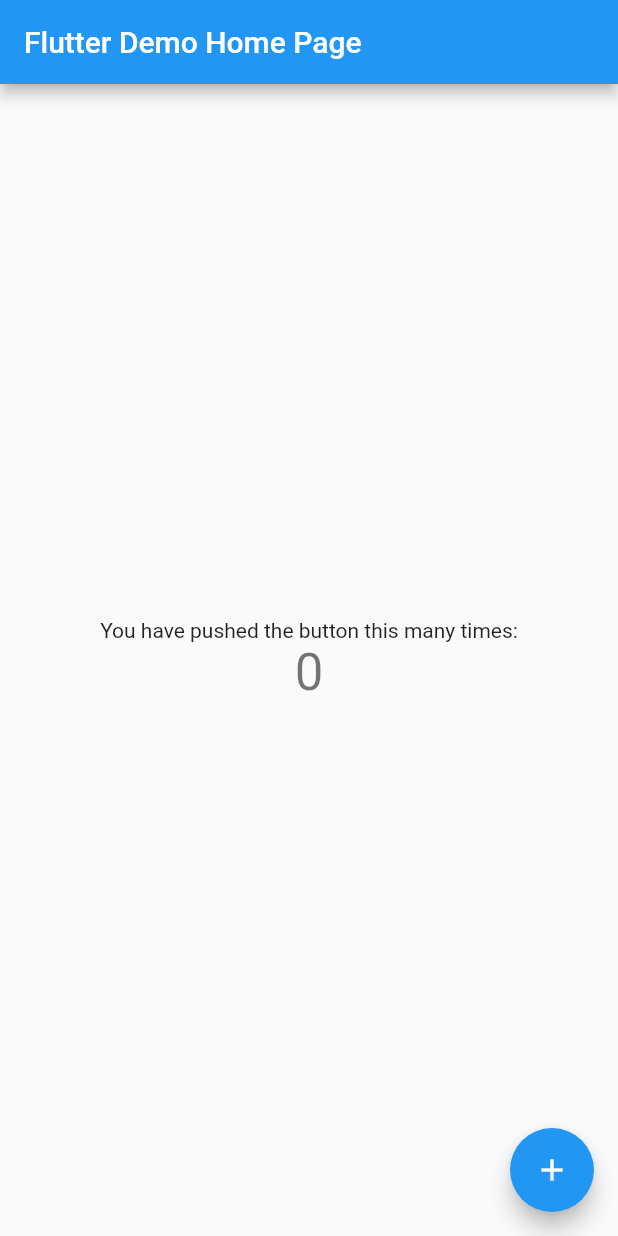
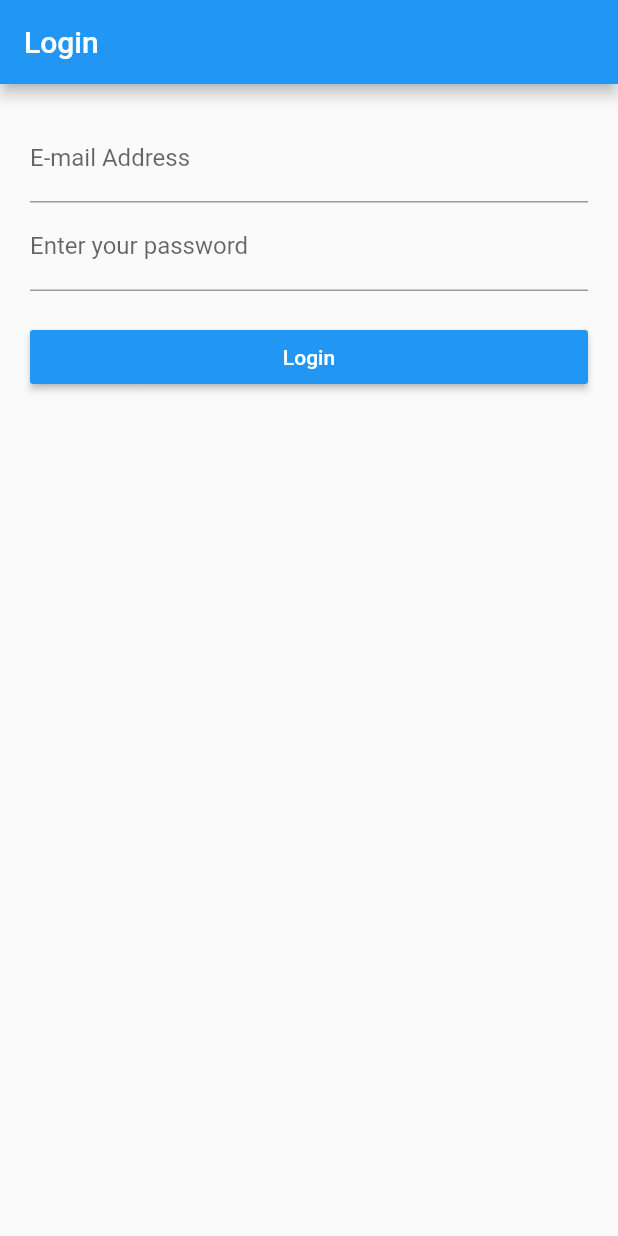
Before and after one commit to gchamoun/liftu, a Flutter app: the screen it shows after launch, on a phone screen of 412 x 824 dp. Run offline on Flutter 3.47's test engine with Material 2 defaults, Android fonts, the phone set to English and light mode, and no system bars; our stand-ins replace dio, font_awesome_flutter, shared_preferences; missing offline and left inert: validate.

Commit message:
Second version of login

```diff
--- a/lib/loginPage.dart
+++ b/lib/loginPage.dart
@@ -0,0 +1,198 @@
+import 'package:flutter/material.dart';
+import 'package:validate/validate.dart';
+import 'package:dio/dio.dart';
+import 'dart:convert';
+import 'package:liftu/user.dart';
+//import 'package:liftu/Checkout.dart';
+import 'package:liftu/homeScreen.dart';
+import 'package:liftu/global.dart';
+import 'dart:async';
+import 'package:shared_preferences/shared_preferences.dart';
+import 'package:json_annotation/json_annotation.dart';
+
+void main() => runApp(new MaterialApp(
+  title: 'Forms in Flutter',
+  home: new loginPage(),
+));
+
+class loginPage extends StatefulWidget {
+  @override
+  State<StatefulWidget> createState() => new _loginPageState();
+}
+
+class _loginData {
+  String email = '';
+  String password = '';
+}
+
+class _loginPageState extends State<loginPage> {
+  final GlobalKey<FormState> _formKey = new GlobalKey<FormState>();
+  _loginData _data = new _loginData();
+
+  String _validateEmail(String value) {
+    // If empty value, the isEmail function throw a error.
+    // So I changed this function with try and catch.
+    try {
+      Validate.isEmail(value);
+    } catch (e) {
+      return 'The E-mail Address must be a valid email address.';
+    }
+
+    return null;
+  }
+
+  String _validatePassword(String value) {
+    if (value.length < 3) {
+      return 'The Password must be at least 8 characters.';
+    }
+
+    return null;
+  }
+
+  void submit() {
+    // First validate form.
+    if (this._formKey.currentState.validate()) {
+      _formKey.currentState.save(); // Save our form now.
+      fetchData();
+    }
+  }
+
+  Future<void> _neverSatisfied() async {
+    return showDialog<void>(
+      context: context,
+      barrierDismissible: false, // user must tap button!
+      builder: (BuildContext context) {
+        return AlertDialog(
+          title: Text('Invalid username or password'),
+          content: SingleChildScrollView(
+            child: ListBody(
+              children: <Widget>[
+                Text('Please try again.'),
+              ],
+            ),
+          ),
+          actions: <Widget>[
+            FlatButton(
+              child: Text('Back'),
+              onPressed: () {
+                Navigator.of(context).pop();
+              },
+            ),
+          ],
+        );
+      },
+    );
+  }
+
+  fetchData()async {
+    var dio = new Dio();
+
+    FormData formData = new FormData.from({
+      "email": '${_data.email}',
+      "password": '${_data.password}'
+    });
+
+    //Response response = await dio.post("/token", data: formData);
+    Response response = await dio.post(baseUrl + "/auth/mobile_login", data: formData);
+//    Map userMap = json.decode(response.data);
+//    print("***********************************************************************************");
+//
+//    print(response.data);
+//    print("***********************************************************************************");
+    print("test");
+    print(response.data);
+//    print("!!!!!!");
+//
+//    print(json.decode(response.data));
+//    print("!!!!!!");
+
+    print(baseUrl + "/auth/mobile_login");
+    var currentUser = new user.fromJson(response.data);
+    if(currentUser.id == 0){
+      print("Invalid username or password");
+      _neverSatisfied();
+    } else {
+      final prefs = await SharedPreferences.getInstance();
+
+// set value
+
+      prefs.setInt('employeeId', currentUser.id);
+      final counter = prefs.getInt('employeeId') ?? 0;
+
+      print('Howdy, $counter');
+      Navigator.push(
+
+        context,
+        MaterialPageRoute(builder: (context) => homeScreen()),
+      );
+
+    }
+
+  }
+
+  @override
+  Widget build(BuildContext context) {
+    final Size screenSize = MediaQuery
+        .of(context)
+        .size;
+
+    return new Scaffold(
+      appBar: new AppBar(
+        title: new Text('Login'),
+      ),
+
+      body: new Container(
+
+          padding: new EdgeInsets.all(20.0),
+          child: new Form(
+            key: this._formKey,
+            child: new ListView(
+              children: <Widget>[
+                new TextFormField(
+                    keyboardType: TextInputType.emailAddress,
+                    // Use email input type for emails.
+                    decoration: new InputDecoration(
+                        hintText: 'you@example.com',
+                        labelText: 'E-mail Address'
+                    ),
+                    validator: this._validateEmail,
+                    onSaved: (String value) {
+                      this._data.email = value;
+                    }
+                ),
+                new TextFormField(
+                    obscureText: true, // Use secure text for passwords.
+                    decoration: new InputDecoration(
+                        hintText: 'Password',
+                        labelText: 'Enter your password'
+                    ),
+                    validator: this._validatePassword,
+                    onSaved: (String value) {
+                      this._data.password = value;
+                    }
+                ),
+                new Container(
+                  width: screenSize.width,
+                  child: new RaisedButton(
+                    child: new Text(
+                      'Login',
+                      style: new TextStyle(
+                          color: Colors.white
+                      ),
+                    ),
+                    onPressed: this.submit,
+                    color: Colors.blue,
+                  ),
+                  margin: new EdgeInsets.only(
+                      top: 20.0
+                  ),
+                )
+              ],
+            ),
+          )
+
+      ),
+    );
+
+  }
+}
--- a/lib/main.dart
+++ b/lib/main.dart
@@ -1,109 +1,17 @@
 import 'package:flutter/material.dart';
+import 'package:font_awesome_flutter/font_awesome_flutter.dart';
+import 'package:dio/dio.dart';
+import 'package:liftu/loginPage.dart';
+
 
 void main() => runApp(new MyApp());
 
 class MyApp extends StatelessWidget {
-  // This widget is the root of your application.
   @override
   Widget build(BuildContext context) {
     return new MaterialApp(
-      title: 'Flutter Demo',
-      theme: new ThemeData(
-        // This is the theme of your application.
-        //
-        // Try running your application with "flutter run". You'll see the
-        // application has a blue toolbar. Then, without quitting the app, try
-        // changing the primarySwatch below to Colors.green and then invoke
-        // "hot reload" (press "r" in the console where you ran "flutter run",
-        // or press Run > Flutter Hot Reload in IntelliJ). Notice that the
-        // counter didn't reset back to zero; the application is not restarted.
-        primarySwatch: Colors.blue,
-      ),
-      home: new MyHomePage(title: 'Flutter Demo Home Page'),
+      theme: new ThemeData(primarySwatch: Colors.blue),
+      home: new loginPage(),
     );
   }
 }
-
-class MyHomePage extends StatefulWidget {
-  MyHomePage({Key key, this.title}) : super(key: key);
-
-  // This widget is the home page of your application. It is stateful, meaning
-  // that it has a State object (defined below) that contains fields that affect
-  // how it looks.
-
-  // This class is the configuration for the state. It holds the values (in this
-  // case the title) provided by the parent (in this case the App widget) and
-  // used by the build method of the State. Fields in a Widget subclass are
-  // always marked "final".
-
-  final String title;
-
-  @override
-  _MyHomePageState createState() => new _MyHomePageState();
-}
-
-class _MyHomePageState extends State<MyHomePage> {
-  int _counter = 0;
-
-  void _incrementCounter() {
-    setState(() {
-      // This call to setState tells the Flutter framework that something has
-      // changed in this State, which causes it to rerun the build method below
-      // so that the display can reflect the updated values. If we changed
-      // _counter without calling setState(), then the build method would not be
-      // called again, and so nothing would appear to happen.
-      _counter++;
-    });
-  }
-
-  @override
-  Widget build(BuildContext context) {
-    // This method is rerun every time setState is called, for instance as done
-    // by the _incrementCounter method above.
-    //
-    // The Flutter framework has been optimized to make rerunning build methods
-    // fast, so that you can just rebuild anything that needs updating rather
-    // than having to individually change instances of widgets.
-    return new Scaffold(
-      appBar: new AppBar(
-        // Here we take the value from the MyHomePage object that was created by
-        // the App.build method, and use it to set our appbar title.
-        title: new Text(widget.title),
-      ),
-      body: new Center(
-        // Center is a layout widget. It takes a single child and positions it
-        // in the middle of the parent.
-        child: new Column(
-          // Column is also layout widget. It takes a list of children and
-          // arranges them vertically. By default, it sizes itself to fit its
-          // children horizontally, and tries to be as tall as its parent.
-          //
-          // Invoke "debug paint" (press "p" in the console where you ran
-          // "flutter run", or select "Toggle Debug Paint" from the Flutter tool
-          // window in IntelliJ) to see the wireframe for each widget.
-          //
-          // Column has various properties to control how it sizes itself and
-          // how it positions its children. Here we use mainAxisAlignment to
-          // center the children vertically; the main axis here is the vertical
-          // axis because Columns are vertical (the cross axis would be
-          // horizontal).
-          mainAxisAlignment: MainAxisAlignment.center,
-          children: <Widget>[
-            new Text(
-              'You have pushed the button this many times:',
-            ),
-            new Text(
-              '$_counter',
-              style: Theme.of(context).textTheme.display1,
-            ),
-          ],
-        ),
-      ),
-      floatingActionButton: new FloatingActionButton(
-        onPressed: _incrementCounter,
-        tooltip: 'Increment',
-        child: new Icon(Icons.add),
-      ), // This trailing comma makes auto-formatting nicer for build methods.
-    );
-  }
-}
--- a/lib/user.dart
+++ b/lib/user.dart
@@ -0,0 +1,38 @@
+class user {
+  int id;
+  int roleId;
+  String email;
+  String lastLogin;
+  bool loggedIn;
+
+  user({
+    this.id,
+    this.roleId,
+    this.email,
+    this.lastLogin,
+    this.loggedIn,
+  });
+
+  factory user.fromJson(Map<String, dynamic> json) {
+    if(json['id'] == null){
+      return user(
+        id: 0,
+//      roleId: int.tryParse(json['role_id']),
+        email: json['email'],
+//      lastLogin: json['last_login'],
+        loggedIn: false,
+      );
+
+
+    }
+    else {
+      return user(
+        id: int.tryParse(json['id']),
+//      roleId: int.tryParse(json['role_id']),
+        email: json['email'],
+//      lastLogin: json['last_login'],
+        loggedIn: false,
+      );
+    }
+  }
+}
```
Also changed, not shown: lib/global.dart (+7 -0 lines), lib/homeScreen.dart (+133 -0 lines), pubspec.yaml (+8 -4 lines), pubspec.lock.
